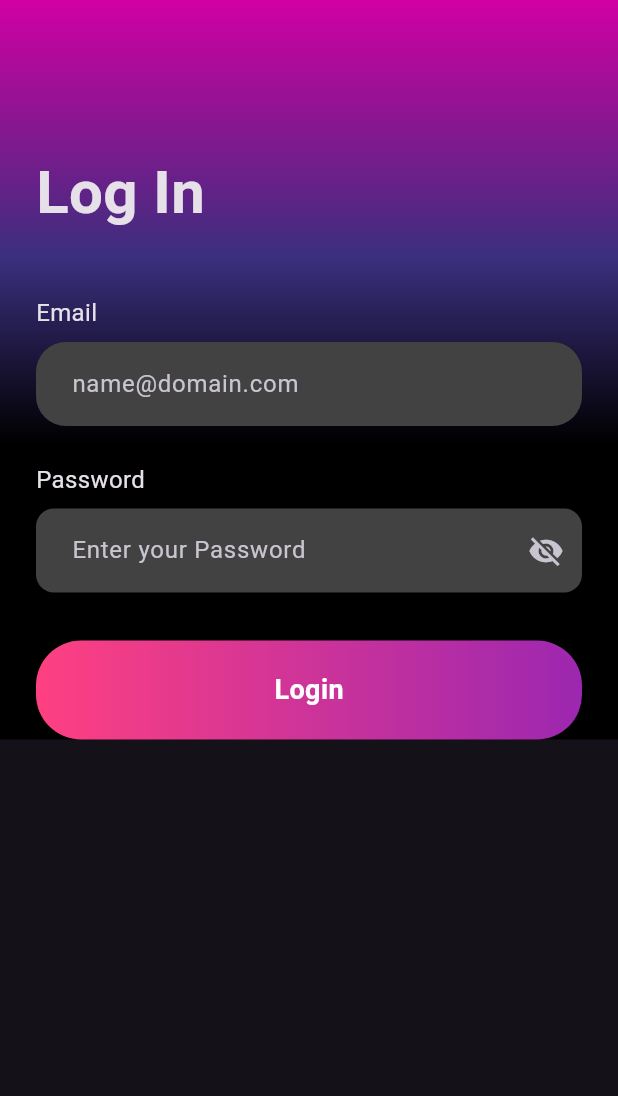
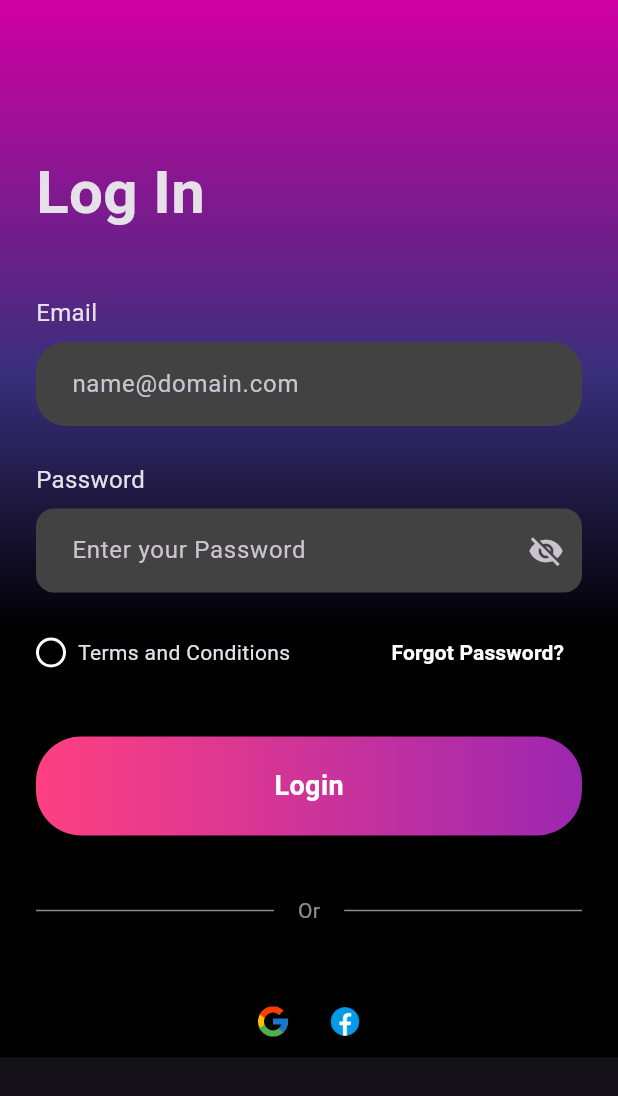
Before and after one commit to ketann09/Dhun-The-Song-Recommendation-App, a Flutter app: the LoginScreen screen opened directly, on a phone screen of 412 x 824 dp. Shown: the top 1096 px of the screen. Run offline on Flutter 3.47's test engine with Material 3 defaults, Android fonts, the phone set to English and light mode, and no system bars; our stand-ins replace bloc, flutter_bloc; network calls fail.

Commit message:
Login screen fixes

```diff
--- a/lib/features/auth/view/login_screen.dart
+++ b/lib/features/auth/view/login_screen.dart
@@ -78,6 +78,39 @@ class _LoginScreenState extends State<LoginScreen> {
                   ),
                   style: const TextStyle(fontSize: 16),
                 ),
+                const SizedBox(height: 16,),
+                Row(
+                  mainAxisAlignment: MainAxisAlignment.spaceBetween,
+                  children: [
+                    Row(
+                      children: [
+                        Container(
+                          width: 20,
+                          height: 20,
+                          decoration: BoxDecoration(
+                            shape: BoxShape.circle,
+                            border: Border.all(
+                              color: Colors.white,
+                              width: 2
+                            )
+                          ),
+                        ),
+                        const SizedBox(width: 8),
+                        const Text("Terms and Conditions")
+                      ],
+                    ),
+                    TextButton(
+                      onPressed: (){},
+                       child: const Text(
+                        "Forgot Password?",
+                        style: TextStyle(
+                          color: Colors.white,
+                          fontWeight: FontWeight.bold
+                        ),
+                       )
+                      ),
+                  ],
+                ),
                 const SizedBox(height: 32),
                 GradientButton(
                   text: "Login",
@@ -85,6 +118,44 @@ class _LoginScreenState extends State<LoginScreen> {
                     print("Login Button tapped!");
                   },
                 ),
+                const SizedBox(height: 40,),
+                const Row(
+                  children: [
+                    Expanded(
+                      child:Divider(color: Colors.white54,)),
+                      Padding(padding:
+                      EdgeInsetsGeometry.symmetric(horizontal: 16.0),
+                       child: Text(
+                        "Or",
+                        style: TextStyle(color: Colors.white54),
+                       ),
+                       ),
+                       Expanded(child: Divider(color: Colors.white54,))
+
+                  ],
+                ),
+                const SizedBox(height: 40),
+                Row(
+                mainAxisAlignment: MainAxisAlignment.center,
+                children: [
+                  IconButton(
+                    onPressed: () {},
+                    icon: const Image(
+                      width: 24,
+                      height: 24,
+                      image: AssetImage("assets/images/google.png"),
+                    ),
+                  ),
+                  IconButton(
+                    onPressed: () {},
+                    icon: const Image(
+                      width: 24,
+                      height: 24,
+                      image: AssetImage("assets/images/facebook.png"),
+                    ),
+                  ),
+                ],
+              ),
               ],
             ),
           ),
--- a/lib/main.dart
+++ b/lib/main.dart
@@ -1,3 +1,4 @@
+import 'package:dhun/features/auth/view/login_screen.dart';
 import 'package:flutter/material.dart';
 import 'package:dhun/features/onboarding/view/onboarding_screen.dart';
 
@@ -10,15 +11,10 @@ class MyApp extends StatelessWidget {
 
   @override
   Widget build(BuildContext context) {
-    // MaterialApp is the root widget of your app.
     return MaterialApp(
       title: 'Song Rec App',
-      // This removes the little "Debug" banner from the corner.
       debugShowCheckedModeBanner: false,
-      // We can define a theme later, for now dark theme is a good start.
       theme: ThemeData.dark(),
-      // This is the most important line!
-      // It tells the app to use our OnboardingScreen as the first screen.
       home: const OnboardingScreen(),
     );
   }
```
Also changed, not shown: lib/features/onboarding/view/onboarding_screen.dart (+88 -20 lines), assets/images/facebook.png (added), assets/images/google.png (added).
